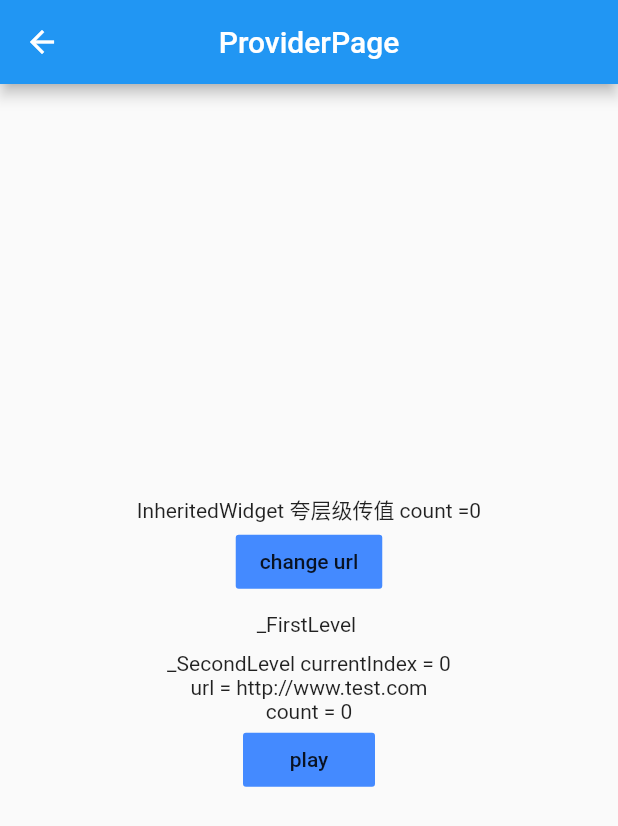
After one commit to BestYun/flutter_study, a Flutter app: the ProviderPage screen opened directly, after a tap on "change url", on a phone screen of 412 x 824 dp. The commit adds this screen. Shown: the top 826 px of the screen. Run offline on Flutter 3.47's test engine with Material 2 defaults, Android fonts, the phone set to English and light mode, and no system bars; our stand-ins replace connectivity, dio, fluttertoast; generated files the repository leaves out were written again; statements that could not run were skipped.

Commit message:
provider 单个页面用

```diff
--- a/lib/pages/first.dart
+++ b/lib/pages/first.dart
@@ -1,6 +1,7 @@
 import 'package:flutter/material.dart';
 import 'package:flutter_study/model/list_item.dart';
 import 'package:flutter_study/pages/other/inherited_widget.dart';
+import 'package:flutter_study/pages/other/provider_page.dart';
 
 import 'package:flutter_study/pages/overlay_widget.dart';
 import 'package:flutter_study/pages/widgets/about_dialog.dart';
@@ -58,6 +59,10 @@ class _FirstPageState extends State<FirstPage>
         title: "InheritedWidgetPage",
         page: InheritedWidgetPage(title: "InheritedWidgetPage"),
       ),
+      ListItemData(
+        title: "ProviderPage",
+        page: ProviderPage(title: "ProviderPage"),
+      ),
     ];
 
     LogUtil.v("first page = " + 100.adapter().toString());
--- /dev/null
+++ b/lib/pages/other/provider_page.dart
@@ -0,0 +1,130 @@
+import 'package:flutter/material.dart';
+import 'package:flutter_study/providers/video_model.dart';
+import 'package:provider/provider.dart';
+
+typedef NextPlay = void Function(int);
+
+class ProviderPage extends StatefulWidget {
+  final String title;
+  ProviderPage({this.title});
+
+  @override
+  _ProviderPageState createState() => _ProviderPageState();
+}
+
+class _ProviderPageState extends State<ProviderPage> {
+  @override
+  void initState() {
+    super.initState();
+  }
+
+  @override
+  Widget build(BuildContext context) {
+    return Scaffold(
+      appBar: AppBar(
+        centerTitle: true,
+        title: Text(widget.title),
+      ),
+      body: ChangeNotifierProvider(
+        create: (_) => VideoTestModel(),
+        child: Container(
+          width: double.infinity,
+          child: Consumer<VideoTestModel>(
+            builder: (c, model, child) {
+              return Column(
+                mainAxisAlignment: MainAxisAlignment.center,
+                crossAxisAlignment: CrossAxisAlignment.center,
+                children: <Widget>[
+                  Text(
+                      "InheritedWidget 夸层级传值 count =" + model.count.toString()),
+                  Container(
+                    child: FlatButton(
+                      color: Colors.blueAccent,
+                      child: Text("change url"),
+                      onPressed: () {
+                        setState(() {
+                          String url = model.url == "http://www.test.com"
+                              ? "http://api.test.com"
+                              : "http://www.test.com";
+                          model.updateUrl(url);
+                        });
+                      },
+                    ),
+                  ),
+                  Container(
+                    margin: EdgeInsets.all(10),
+
+                    child: _FirstLevel(),
+                    // nextPlay: (int index) {
+                    //   print("nextPlay = " + index.toString());
+                    //   setState(() {
+                    //     count = index;
+                    //   });
+                    // },
+                  ),
+                ],
+              );
+            },
+            child: Container(
+              color: Colors.redAccent,
+            ),
+          ),
+        ),
+      ),
+    );
+  }
+}
+
+class _FirstLevel extends StatelessWidget {
+  @override
+  Widget build(BuildContext context) {
+    return Container(
+      child: Column(
+        children: <Widget>[
+          Text("_FirstLevel "),
+          Container(
+            margin: EdgeInsets.all(10),
+            child: _SecondLelveWidget(),
+          ),
+        ],
+      ),
+    );
+  }
+}
+
+class _SecondLelveWidget extends StatefulWidget {
+  @override
+  __SecondLelveWidgetState createState() => __SecondLelveWidgetState();
+}
+
+class __SecondLelveWidgetState extends State<_SecondLelveWidget> {
+  @override
+  void didChangeDependencies() {
+    super.didChangeDependencies();
+    print("__SecondLelveWidgetState didChangeDependencies");
+  }
+
+  @override
+  Widget build(BuildContext context) {
+    return Container(
+      child: Consumer<VideoTestModel>(
+        builder: (context2, model, child) {
+          return Column(
+            children: <Widget>[
+              Text("_SecondLevel currentIndex = " + model.count.toString()),
+              Text("url = " + model.url),
+              Text("count = " + model.count.toString()),
+              FlatButton(
+                color: Colors.blueAccent,
+                child: Text("play"),
+                onPressed: () {
+                  model.increment();
+                },
+              ),
+            ],
+          );
+        },
+      ),
+    );
+  }
+}
--- /dev/null
+++ b/lib/providers/video_model.dart
@@ -0,0 +1,24 @@
+import 'package:flutter/material.dart';
+
+class VideoTestModel with ChangeNotifier {
+  String _url = "";
+
+  int _count = 0;
+  int get count => _count;
+  String get url => _url;
+
+  void updateUrl(String url) {
+    _url = url;
+    notifyListeners();
+  }
+
+  void increment() {
+    _count++;
+    notifyListeners();
+  }
+
+  void minus() {
+    _count--;
+    notifyListeners();
+  }
+}
--- a/pubspec.yaml
+++ b/pubspec.yaml
@@ -29,7 +29,7 @@ dependencies:
   # 检查网络
   connectivity: ^0.4.4
   json_annotation: ^3.0.1
-  provider: ^4.0.5
+  provider: ^4.1.2
   flutter_staggered_grid_view: "^0.2.7"
   flutter_swiper:
 
```
Also changed, not shown: pubspec.lock.
